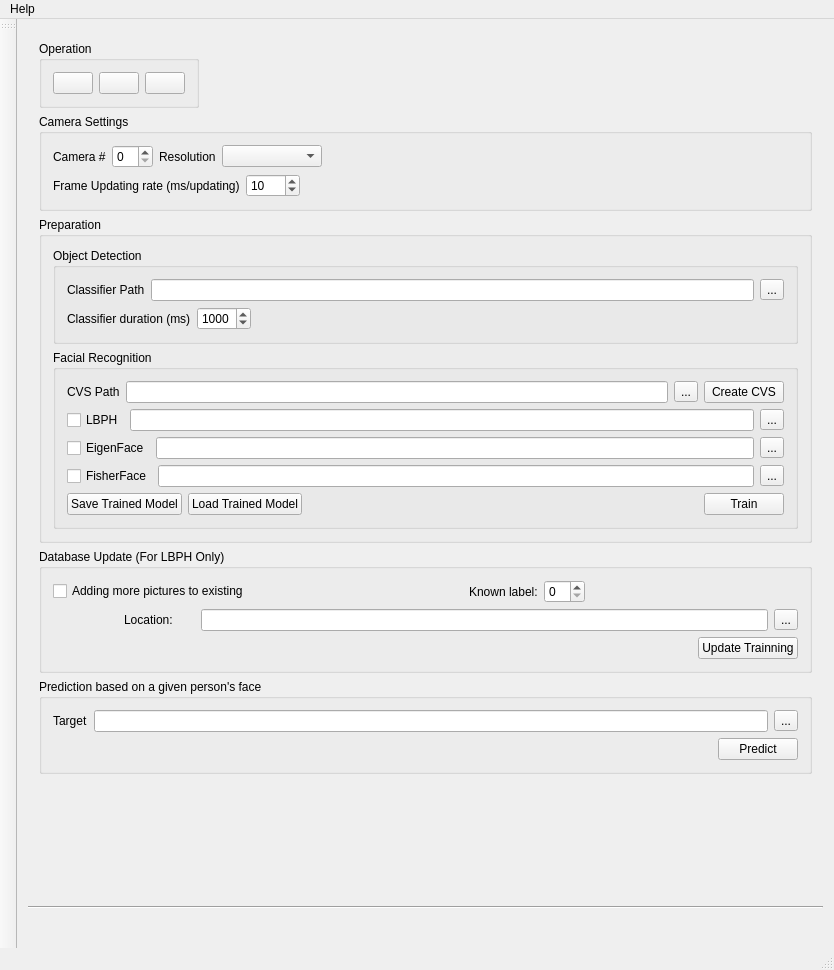
Old version of the form recognizer.ui in the repository windsice/Facial-Recognition.
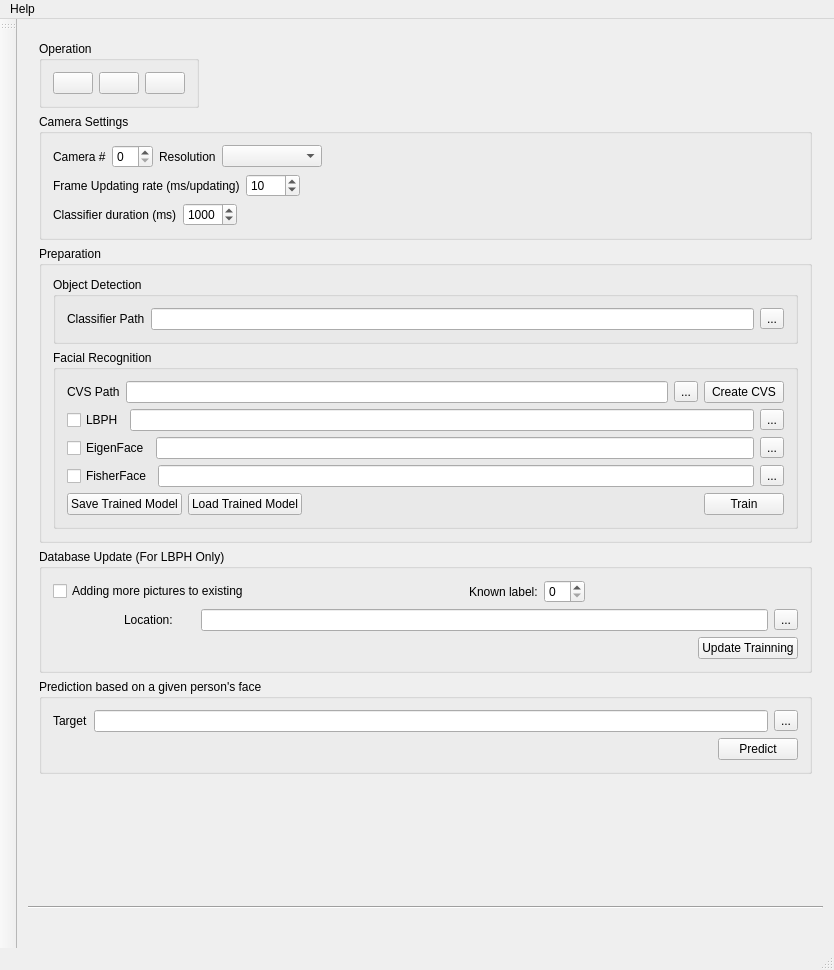
New version of the form. Icons and pictures are not drawn.

```diff
--- a/recognizer.ui
+++ b/recognizer.ui
@@ -219,6 +219,40 @@
              </item>
             </layout>
            </item>
+           <item>
+            <layout class="QHBoxLayout" name="horizontalLayout_19">
+             <item>
+              <widget class="QLabel" name="ClassifierDurationlabel">
+               <property name="text">
+                <string>Classifier duration (ms)</string>
+               </property>
+              </widget>
+             </item>
+             <item>
+              <widget class="QSpinBox" name="ClassifierDuration">
+               <property name="maximum">
+                <number>5000</number>
+               </property>
+               <property name="value">
+                <number>1000</number>
+               </property>
+              </widget>
+             </item>
+             <item>
+              <spacer name="horizontalSpacer_9">
+               <property name="orientation">
+                <enum>Qt::Horizontal</enum>
+               </property>
+               <property name="sizeHint" stdset="0">
+                <size>
+                 <width>40</width>
+                 <height>20</height>
+                </size>
+               </property>
+              </spacer>
+             </item>
+            </layout>
+           </item>
           </layout>
          </widget>
         </item>
@@ -255,40 +289,6 @@
                 </item>
                </layout>
               </item>
-              <item>
-               <layout class="QHBoxLayout" name="horizontalLayout_19">
-                <item>
-                 <widget class="QLabel" name="ClassifierDurationlabel">
-                  <property name="text">
-                   <string>Classifier duration (ms)</string>
-                  </property>
-                 </widget>
-                </item>
-                <item>
-                 <widget class="QSpinBox" name="ClassifierDuration">
-                  <property name="maximum">
-                   <number>5000</number>
-                  </property>
-                  <property name="value">
-                   <number>1000</number>
-                  </property>
-                 </widget>
-                </item>
-                <item>
-                 <spacer name="horizontalSpacer_9">
-                  <property name="orientation">
-                   <enum>Qt::Horizontal</enum>
-                  </property>
-                  <property name="sizeHint" stdset="0">
-                   <size>
-                    <width>40</width>
-                    <height>20</height>
-                   </size>
-                  </property>
-                 </spacer>
-                </item>
-               </layout>
-              </item>
              </layout>
             </widget>
            </item>
```
